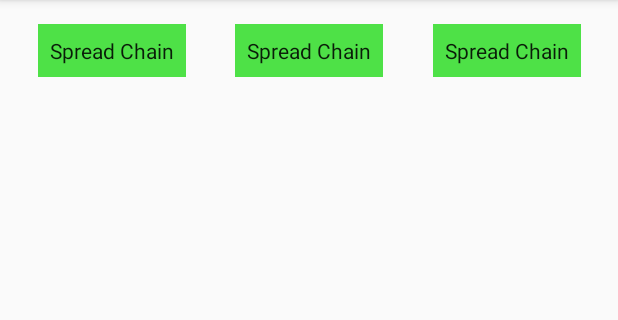
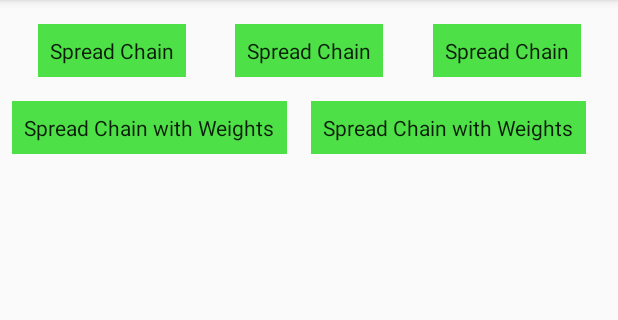
Before and after one commit to StylingAndroid/ConstraintLayoutChains, an Android app: the screen it shows after launch (MainActivity), on a phone screen of 412 x 824 dp, the part 84-404 px from its top. Run offline under Robolectric (Android 15) with nearby library versions, the phone set to English and light mode, and no system bars.

Commit message:
Fixes missing examples. D'Oh!

```diff
--- a/app/src/main/res/layout/activity_main.xml
+++ b/app/src/main/res/layout/activity_main.xml
@@ -45,8 +45,7 @@
     app:layout_constraintHorizontal_chainStyle="spread"
     app:layout_constraintLeft_toLeftOf="parent"
     app:layout_constraintRight_toLeftOf="@+id/textView5"
-    app:layout_constraintTop_toBottomOf="@+id/textView1"
-    android:visibility="gone" />
+    app:layout_constraintTop_toBottomOf="@+id/textView1" />
 
   <TextView
     android:id="@+id/textView5"
@@ -56,8 +55,7 @@
     android:text="@string/spread_chain_with_weights"
     app:layout_constraintLeft_toRightOf="@+id/textView4"
     app:layout_constraintRight_toLeftOf="@+id/textView6"
-    app:layout_constraintTop_toBottomOf="@+id/textView2"
-    android:visibility="gone" />
+    app:layout_constraintTop_toBottomOf="@+id/textView2" />
 
   <TextView
     android:id="@+id/textView6"
@@ -68,7 +66,6 @@
     app:layout_constraintHorizontal_weight="1"
     app:layout_constraintLeft_toRightOf="@+id/textView5"
     app:layout_constraintRight_toRightOf="parent"
-    app:layout_constraintTop_toBottomOf="@+id/textView3"
-    android:visibility="gone" />
+    app:layout_constraintTop_toBottomOf="@+id/textView3" />
 
 </android.support.constraint.ConstraintLayout>
```
